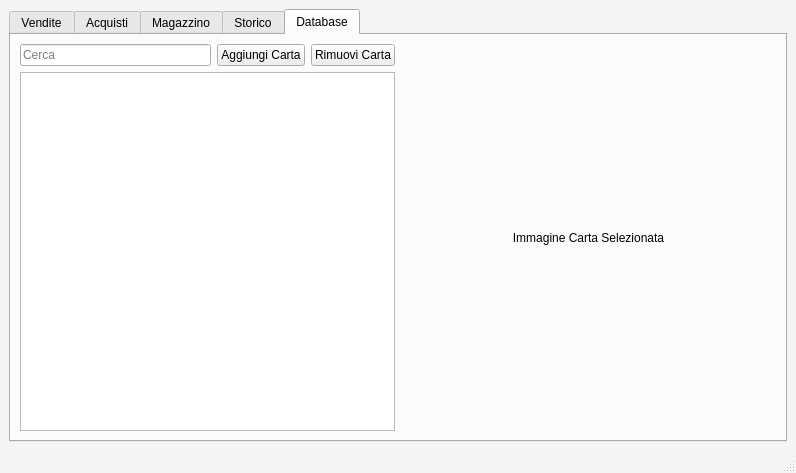
This is main.ui in salvogalati/pokemon-card-sales-manager as Qt 5 draws it before an edit. The edited form follows.
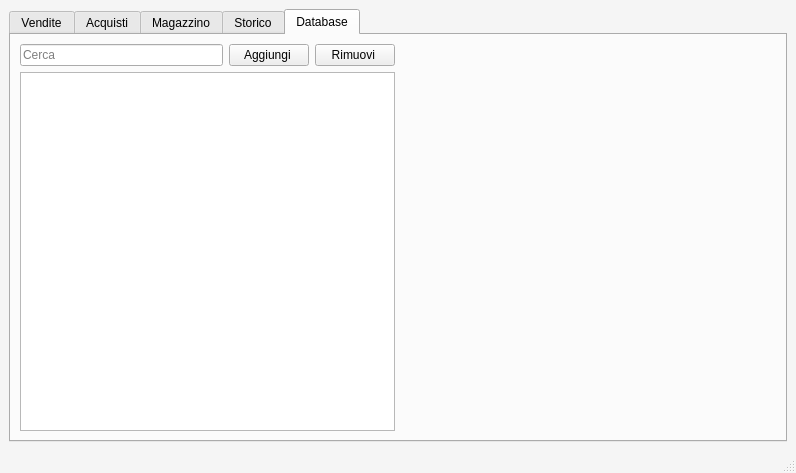
This is the edited form. The open tabs and pages were chosen to show the change. Icons and pictures are not drawn.

```diff
--- a/main.ui
+++ b/main.ui
@@ -1392,7 +1392,7 @@
               <item>
                <widget class="QPushButton" name="buttonAggiungiCartaDatabase">
                 <property name="text">
-                 <string>Aggiungi Carta</string>
+                 <string>Aggiungi </string>
                 </property>
                 <property name="icon">
                  <iconset resource="icons/icons.qrc">
@@ -1403,7 +1403,7 @@
               <item>
                <widget class="QPushButton" name="buttonRimuoviCartaDatabase">
                 <property name="text">
-                 <string>Rimuovi Carta</string>
+                 <string>Rimuovi </string>
                 </property>
                 <property name="icon">
                  <iconset resource="icons/icons.qrc">
@@ -1428,13 +1428,28 @@
           <item>
            <widget class="QLabel" name="labelCartaImmagineDatabase">
             <property name="sizePolicy">
-             <sizepolicy hsizetype="Expanding" vsizetype="Preferred">
+             <sizepolicy hsizetype="Expanding" vsizetype="Expanding">
               <horstretch>0</horstretch>
               <verstretch>0</verstretch>
              </sizepolicy>
             </property>
+            <property name="minimumSize">
+             <size>
+              <width>0</width>
+              <height>0</height>
+             </size>
+            </property>
+            <property name="maximumSize">
+             <size>
+              <width>650</width>
+              <height>700</height>
+             </size>
+            </property>
             <property name="text">
-             <string>Immagine Carta Selezionata</string>
+             <string/>
+            </property>
+            <property name="scaledContents">
+             <bool>false</bool>
             </property>
             <property name="alignment">
              <set>Qt::AlignCenter</set>
```
Left out of the diff: 22 changed lines with no effect on the pictures.
